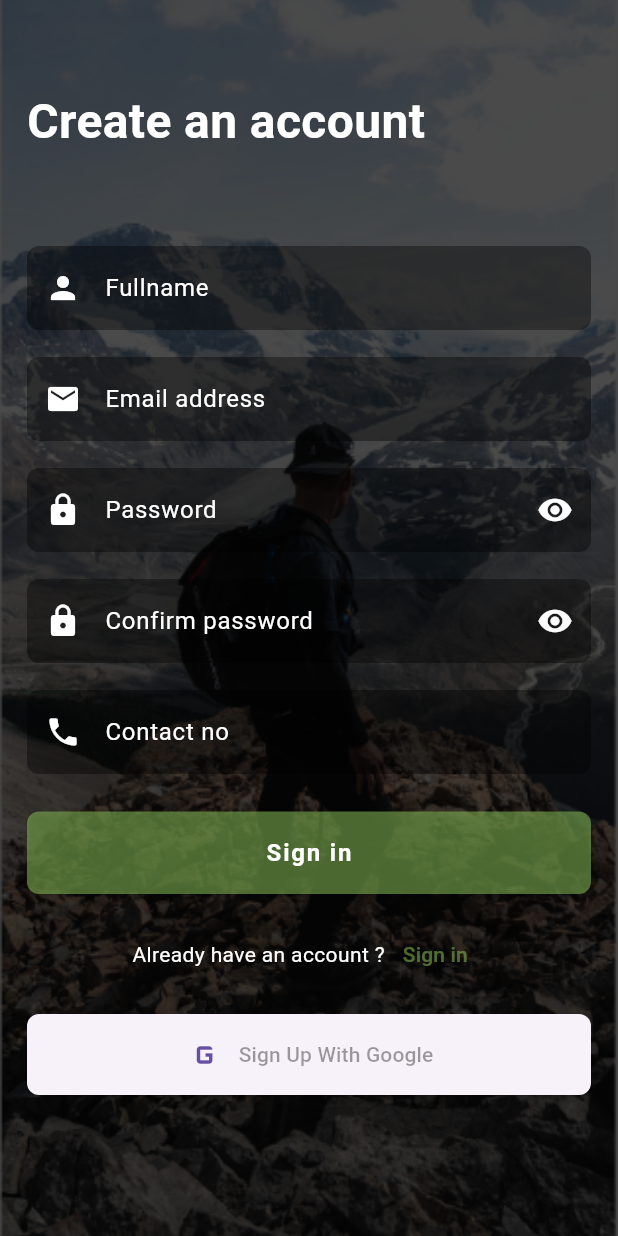
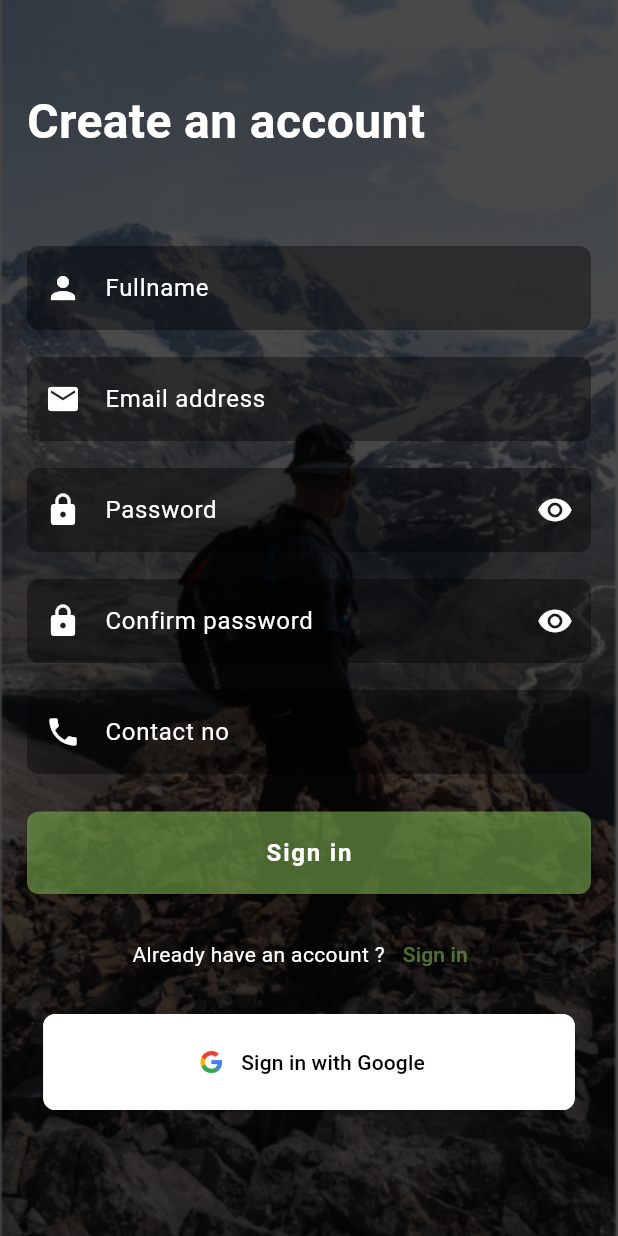
Before and after one commit to AmanCH3/trailmate_mobile_app_assignment, a Flutter app: the screen it shows after launch, after a tap on "Skip", after a tap on "Sign up", on a phone screen of 412 x 824 dp. Run offline on Flutter 3.47's test engine with Material 3 defaults, Android fonts, the phone set to English and light mode, and no system bars; our stand-ins replace animated_splash_screen.

Commit message:
feat : Sign in with google in login page and sign Page

```diff
--- a/lib/view/login_view.dart
+++ b/lib/view/login_view.dart
@@ -185,6 +185,36 @@ class _LoginViewState extends State<LoginView> {
                   ),
 
                   SizedBox(height: 20),
+                  Container(
+                    width: double.infinity,
+                    child: Center(
+                      child: ElevatedButton.icon(
+                        onPressed: () {},
+                        style: ElevatedButton.styleFrom(
+                          side: const BorderSide(color: Colors.white),
+                          padding: const EdgeInsets.symmetric(
+                            horizontal: 100,
+                            vertical: 20,
+                          ),
+                          shape: RoundedRectangleBorder(
+                            borderRadius: BorderRadius.circular(8),
+                          ),
+                          backgroundColor: Colors.white,
+                        ),
+                        icon: Image.asset(
+                          "assets/images/google_image.png",
+                          height: 24,
+                          width: 24,
+                          fit: BoxFit.contain,
+                        ),
+
+                        label: const Text(
+                          "Sign in with Google",
+                          style: TextStyle(color: Colors.black),
+                        ),
+                      ),
+                    ),
+                  ),
                 ],
               ),
             ),
--- a/lib/view/signup_view.dart
+++ b/lib/view/signup_view.dart
@@ -1,4 +1,3 @@
-import 'package:flutter/cupertino.dart';
 import 'package:flutter/material.dart';
 
 import 'login_view.dart';
@@ -27,15 +26,11 @@ class _SignupViewState extends State<SignupView> {
   Widget build(BuildContext context) {
     return Scaffold(
       body: Stack(
-        fit:  StackFit.expand,
+        fit: StackFit.expand,
         children: [
-         Image.asset('assets/images/login_page.png' ,
-         fit: BoxFit.cover,) ,
+          Image.asset('assets/images/login_page.png', fit: BoxFit.cover),
 
-          Container(
-            color: Colors.black.withOpacity(0.7),
-
-          ) ,
+          Container(color: Colors.black.withOpacity(0.7)),
 
           SingleChildScrollView(
             padding: EdgeInsets.all(18),
@@ -46,23 +41,18 @@ class _SignupViewState extends State<SignupView> {
                 crossAxisAlignment: CrossAxisAlignment.start,
 
                 children: [
-
                   Padding(
                     padding: const EdgeInsets.symmetric(vertical: 40),
                     child: const Text(
-                        "Create an account" ,
+                      "Create an account",
                       style: TextStyle(
-                          fontSize: 32 ,
-                          fontWeight: FontWeight.bold ,
-                          color: Colors.white
+                        fontSize: 32,
+                        fontWeight: FontWeight.bold,
+                        color: Colors.white,
                       ),
-
-
                     ),
-                    ) ,
-                    SizedBox(
-                      height: 20,
-                    ) ,
+                  ),
+                  SizedBox(height: 20),
 
                   TextFormField(
                     controller: fullNameController,
@@ -70,19 +60,17 @@ class _SignupViewState extends State<SignupView> {
                     decoration: InputDecoration(
                       filled: true,
                       fillColor: Colors.black38,
-                        prefixIcon: Icon(Icons.person , color: Colors.white,),
+                      prefixIcon: Icon(Icons.person, color: Colors.white),
                       labelStyle: const TextStyle(color: Colors.white),
 
-                        labelText: 'Fullname' ,
+                      labelText: 'Fullname',
                       border: OutlineInputBorder(
-                          borderRadius: BorderRadius.circular(8) ,
-                          borderSide: BorderSide.none
-                        )
+                        borderRadius: BorderRadius.circular(8),
+                        borderSide: BorderSide.none,
                       ),
-
-
-                    ) ,
-                    SizedBox(height: 18) ,
+                    ),
+                  ),
+                  SizedBox(height: 18),
                   TextFormField(
                     controller: emailController,
                     style: const TextStyle(color: Colors.white),
@@ -90,84 +78,75 @@ class _SignupViewState extends State<SignupView> {
                     decoration: InputDecoration(
                       filled: true,
                       fillColor: Colors.black38,
-                        prefixIcon: Icon(Icons.email , color: Colors.white,),
+                      prefixIcon: Icon(Icons.email, color: Colors.white),
 
-                        labelText: 'Email address' ,
+                      labelText: 'Email address',
                       labelStyle: const TextStyle(color: Colors.white),
                       border: OutlineInputBorder(
-                          borderRadius: BorderRadius.circular(8) ,
-                          borderSide:  BorderSide.none
-                        )
+                        borderRadius: BorderRadius.circular(8),
+                        borderSide: BorderSide.none,
                       ),
-                    ) ,
-                    SizedBox(height: 18,) ,
+                    ),
+                  ),
+                  SizedBox(height: 18),
                   TextFormField(
                     obscureText: true,
                     controller: passwordController,
                     style: const TextStyle(color: Colors.white),
                     decoration: InputDecoration(
-                        filled:  true,
+                      filled: true,
                       fillColor: Colors.black38,
                       labelStyle: const TextStyle(color: Colors.white),
-                        prefixIcon: Icon(Icons.lock , color: Colors.white,),
-                        suffixIcon: Icon(Icons.visibility , color: Colors.white,),
-                        labelText: 'Password' ,
+                      prefixIcon: Icon(Icons.lock, color: Colors.white),
+                      suffixIcon: Icon(Icons.visibility, color: Colors.white),
+                      labelText: 'Password',
                       border: OutlineInputBorder(
-                          borderRadius: BorderRadius.circular(8) ,
-                          borderSide: BorderSide.none
-                        )
+                        borderRadius: BorderRadius.circular(8),
+                        borderSide: BorderSide.none,
                       ),
-                    ) ,
-                    SizedBox(
-                      height: 18,
-                    ) ,
+                    ),
+                  ),
+                  SizedBox(height: 18),
                   TextFormField(
-                      controller: confirmPasswordController ,
+                    controller: confirmPasswordController,
                     style: const TextStyle(color: Colors.white),
                     obscureText: true,
                     decoration: InputDecoration(
                       filled: true,
                       fillColor: Colors.black38,
-                        prefixIcon: Icon(Icons.lock , color: Colors.white,),
-                          suffixIcon: Icon(Icons.visibility , color: Colors.white,),
-                        labelText: 'Confirm password' ,
+                      prefixIcon: Icon(Icons.lock, color: Colors.white),
+                      suffixIcon: Icon(Icons.visibility, color: Colors.white),
+                      labelText: 'Confirm password',
                       labelStyle: const TextStyle(color: Colors.white),
                       border: OutlineInputBorder(
-                          borderRadius:  BorderRadius.circular(8) ,
-                          borderSide: BorderSide.none
-                        )
+                        borderRadius: BorderRadius.circular(8),
+                        borderSide: BorderSide.none,
                       ),
-                    ) ,
+                    ),
+                  ),
 
-                    SizedBox(
-                      height: 18,
-                    ) ,
+                  SizedBox(height: 18),
 
                   TextFormField(
                     controller: phoneNumberController,
                     style: const TextStyle(color: Colors.white),
                     keyboardType: TextInputType.phone,
 
-
                     decoration: InputDecoration(
                       filled: true,
-                        fillColor: Colors.black38 ,
+                      fillColor: Colors.black38,
                       labelStyle: const TextStyle(color: Colors.white),
-                        prefixIcon: Icon(Icons.phone , color: Colors.white,),
+                      prefixIcon: Icon(Icons.phone, color: Colors.white),
 
+                      labelText: "Contact no",
+                      border: OutlineInputBorder(
+                        borderRadius: BorderRadius.circular(8),
+                        borderSide: BorderSide.none,
+                      ),
+                    ),
+                  ),
 
-                        labelText: "Contact no" ,
-                        border:  OutlineInputBorder(
-                          borderRadius:  BorderRadius.circular(8) ,
-                          borderSide: BorderSide.none
-                        )
-
-                      ),
-                    ) ,
-
-                    SizedBox(
-                      height: 25,
-                    ) ,
+                  SizedBox(height: 25),
 
                   Container(
                     width: double.infinity,
@@ -175,69 +154,87 @@ class _SignupViewState extends State<SignupView> {
                     child: ElevatedButton(
                       style: ElevatedButton.styleFrom(
                         backgroundColor: Color(0x8889C158),
-                          padding: const EdgeInsets.all(16) ,
-                          shape: RoundedRectangleBorder(
-                            borderRadius: BorderRadius.circular(8)
-
-                          )
-                        )
-
-                          ,onPressed: (){
-
-                      }, child: Text("Sign in" ,
-                      style: TextStyle(
-                        fontWeight: FontWeight.bold ,
-                        letterSpacing: 1.2 ,
-                        fontSize: 16 ,
-                        color:  Colors.white
-                      ),)),
-                    ),
-
-                    SizedBox(
-                      height: 16,
-                    ) ,
-
-                    Row(
-                      mainAxisAlignment: MainAxisAlignment.center,
-                      children: [
-                        const Text('Already have an account ?' ,
-                        style: const TextStyle(color: Colors.white),) ,
-                        TextButton(onPressed: (){
-                          Navigator.push(context, MaterialPageRoute(builder: (context) => const LoginView())) ;
-
-                        }, child: Text('Sign in' ,
-                          style: TextStyle(color: Color(0x8889C158)),))
-                      ],
-                    ) ,
-
-                    SizedBox(height: 16,
-                    ) ,
-                    Container(
-                      width: double.infinity,
-                      child: ElevatedButton.icon(
-                        icon: Icon(Icons.g_mobiledata, size: 28), // Alternative Google-like icon
-                        label: Text("Sign Up With Google" ,
-                        style: const TextStyle(color: Colors.black38),),
-                        style: ElevatedButton.styleFrom(
-
-                          padding: const EdgeInsets.all(13),
-
+                        padding: const EdgeInsets.all(16),
                         shape: RoundedRectangleBorder(
                           borderRadius: BorderRadius.circular(8),
                         ),
                       ),
                       onPressed: () {},
+                      child: Text(
+                        "Sign in",
+                        style: TextStyle(
+                          fontWeight: FontWeight.bold,
+                          letterSpacing: 1.2,
+                          fontSize: 16,
+                          color: Colors.white,
                         ),
-                    )
+                      ),
+                    ),
+                  ),
 
+                  SizedBox(height: 16),
 
+                  Row(
+                    mainAxisAlignment: MainAxisAlignment.center,
+                    children: [
+                      const Text(
+                        'Already have an account ?',
+                        style: const TextStyle(color: Colors.white),
+                      ),
+                      TextButton(
+                        onPressed: () {
+                          Navigator.push(
+                            context,
+                            MaterialPageRoute(
+                              builder: (context) => const LoginView(),
+                            ),
+                          );
+                        },
+                        child: Text(
+                          'Sign in',
+                          style: TextStyle(color: Color(0x8889C158)),
+                        ),
+                      ),
+                    ],
+                  ),
 
+                  SizedBox(height: 16),
+                  Container(
+                    width: double.infinity,
+                    child: Center(
+                      child: ElevatedButton.icon(
+                        onPressed: () {},
+                        style: ElevatedButton.styleFrom(
+                          side: const BorderSide(color: Colors.white),
+                          padding: const EdgeInsets.symmetric(
+                            horizontal: 100,
+                            vertical: 20,
+                          ),
+                          shape: RoundedRectangleBorder(
+                            borderRadius: BorderRadius.circular(8),
+                          ),
+                          backgroundColor: Colors.white,
+                        ),
+                        icon: Image.asset(
+                          "assets/images/google_image.png",
+                          height: 24,
+                          width: 24,
+                          fit: BoxFit.contain,
+                        ),
+
+                        label: const Text(
+                          "Sign in with Google",
+                          style: TextStyle(color: Colors.black),
+                        ),
+                      ),
+                    ),
+                  ),
                 ],
-                )),
-          )
-
-        ]
               ),
-    ) ;
+            ),
+          ),
+        ],
+      ),
+    );
   }
 }
--- a/lib/view/splash_screen.dart
+++ b/lib/view/splash_screen.dart
@@ -1,7 +1,6 @@
 import 'package:animated_splash_screen/animated_splash_screen.dart';
 import 'package:flutter/material.dart';
 import 'package:trailmate_mobile_app_assignment/view/on_boarding_screen.dart';
-import 'package:trailmate_mobile_app_assignment/view/screen_1.dart';
 
 class SplashScreenView extends StatefulWidget {
   const SplashScreenView({super.key});
--- a/pubspec.yaml
+++ b/pubspec.yaml
@@ -67,6 +67,7 @@ flutter:
     - assets/images/get_screen_2.png
     - assets/images/get_screen_3.png
     - assets/images/splash_screen.png
+    - assets/images/
 
 
   # To add assets to your application, add an assets section, like this:
```
Also changed, not shown: assets/images/google_image.png (added). Lines whose indentation alone changed are shown as unchanged.
